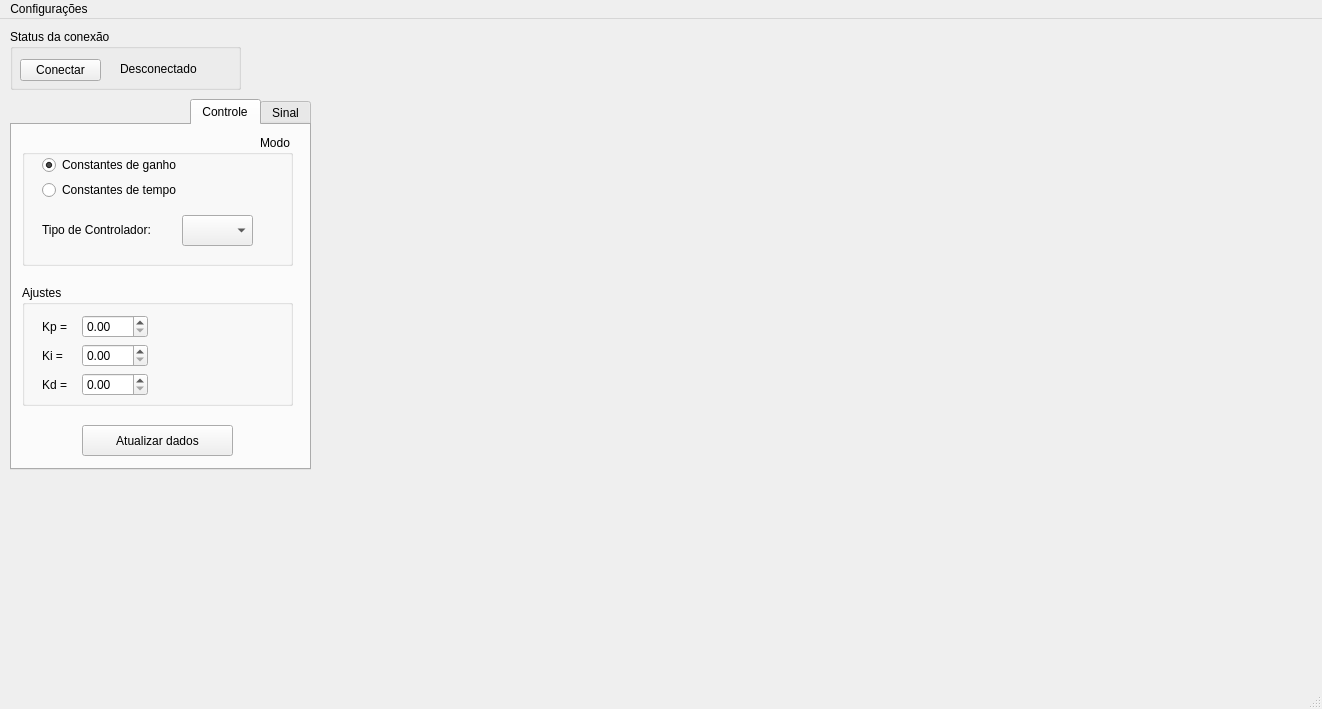
Above: mainwindow.ui from Chechunlong/control before the change. Below: the same form after it.
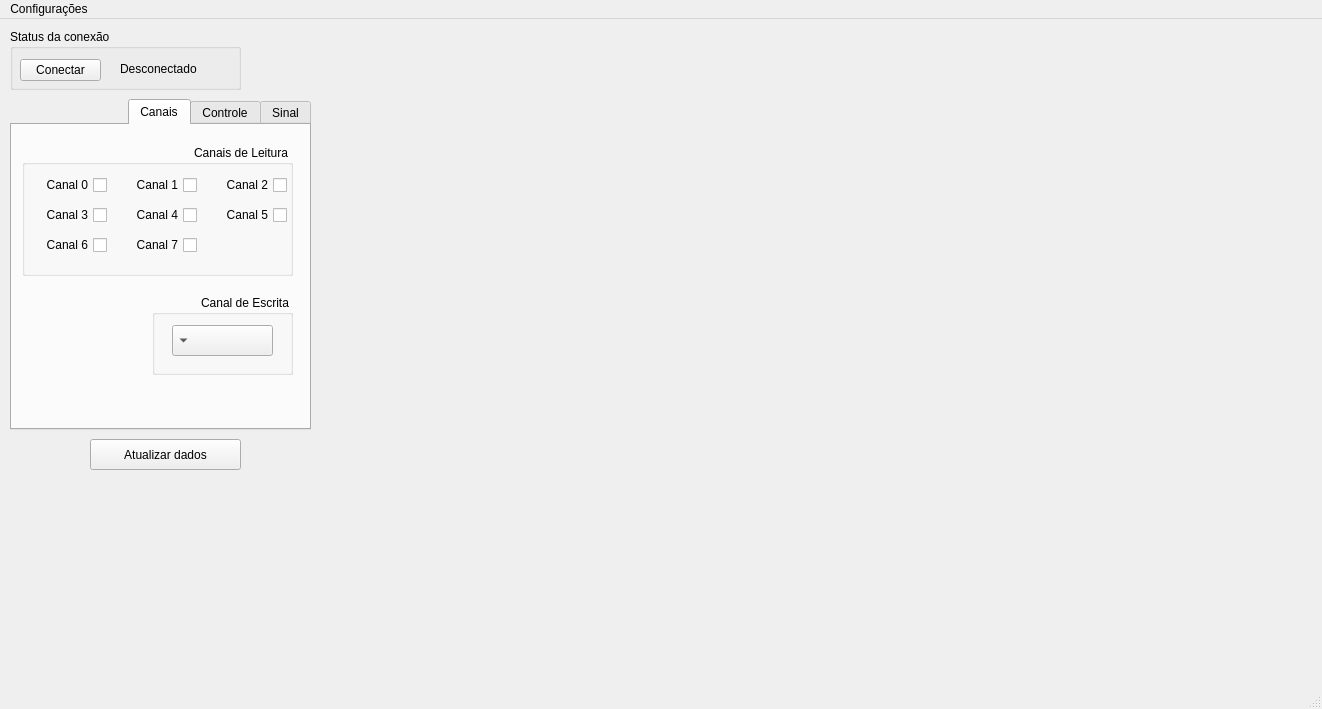
That is the form after the change. Custom widgets are drawn as their Qt base class.

The edit to the form file:
```diff
--- a/mainwindow.ui
+++ b/mainwindow.ui
@@ -131,14 +131,14 @@
       <x>10</x>
       <y>80</y>
       <width>301</width>
-      <height>371</height>
+      <height>331</height>
      </rect>
     </property>
     <property name="layoutDirection">
      <enum>Qt::RightToLeft</enum>
     </property>
     <property name="currentIndex">
-     <number>1</number>
+     <number>2</number>
     </property>
     <widget class="QWidget" name="tab_sinal">
      <attribute name="title">
@@ -338,19 +338,6 @@
        </property>
       </widget>
      </widget>
-     <widget class="QPushButton" name="buttonAtualizar">
-      <property name="geometry">
-       <rect>
-        <x>70</x>
-        <y>300</y>
-        <width>151</width>
-        <height>31</height>
-       </rect>
-      </property>
-      <property name="text">
-       <string>Atualizar dados</string>
-      </property>
-     </widget>
     </widget>
     <widget class="QWidget" name="tab_controle">
      <attribute name="title">
@@ -533,21 +520,166 @@
        </property>
       </widget>
      </widget>
-     <widget class="QPushButton" name="buttonAtualizar2">
+    </widget>
+    <widget class="QWidget" name="tab">
+     <attribute name="title">
+      <string>Canais</string>
+     </attribute>
+     <widget class="QGroupBox" name="gp_canalLeitura">
       <property name="geometry">
        <rect>
-        <x>70</x>
-        <y>300</y>
-        <width>151</width>
-        <height>31</height>
+        <x>10</x>
+        <y>20</y>
+        <width>271</width>
+        <height>131</height>
        </rect>
       </property>
-      <property name="text">
-       <string>Atualizar dados</string>
+      <property name="title">
+       <string>Canais de Leitura</string>
       </property>
+      <widget class="QCheckBox" name="canal_l0">
+       <property name="geometry">
+        <rect>
+         <x>0</x>
+         <y>30</y>
+         <width>85</width>
+         <height>20</height>
+        </rect>
+       </property>
+       <property name="text">
+        <string>Canal 0</string>
+       </property>
+      </widget>
+      <widget class="QCheckBox" name="canal_l1">
+       <property name="geometry">
+        <rect>
+         <x>90</x>
+         <y>30</y>
+         <width>85</width>
+         <height>20</height>
+        </rect>
+       </property>
+       <property name="text">
+        <string>Canal 1</string>
+       </property>
+      </widget>
+      <widget class="QCheckBox" name="canal_l3">
+       <property name="geometry">
+        <rect>
+         <x>0</x>
+         <y>60</y>
+         <width>85</width>
+         <height>20</height>
+        </rect>
+       </property>
+       <property name="text">
+        <string>Canal 3</string>
+       </property>
+      </widget>
+      <widget class="QCheckBox" name="canal_l6">
+       <property name="geometry">
+        <rect>
+         <x>0</x>
+         <y>90</y>
+         <width>85</width>
+         <height>20</height>
+        </rect>
+       </property>
+       <property name="text">
+        <string>Canal 6</string>
+       </property>
+      </widget>
+      <widget class="QCheckBox" name="canal_l4">
+       <property name="geometry">
+        <rect>
+         <x>90</x>
+         <y>60</y>
+         <width>85</width>
+         <height>20</height>
+        </rect>
+       </property>
+       <property name="text">
+        <string>Canal 4</string>
+       </property>
+      </widget>
+      <widget class="QCheckBox" name="canal_l5">
+       <property name="geometry">
+        <rect>
+         <x>180</x>
+         <y>60</y>
+         <width>85</width>
+         <height>20</height>
+        </rect>
+       </property>
+       <property name="text">
+        <string>Canal 5</string>
+       </property>
+      </widget>
+      <widget class="QCheckBox" name="canal_l7">
+       <property name="geometry">
+        <rect>
+         <x>90</x>
+         <y>90</y>
+         <width>85</width>
+         <height>20</height>
+        </rect>
+       </property>
+       <property name="text">
+        <string>Canal 7</string>
+       </property>
+      </widget>
+      <widget class="QCheckBox" name="canal_l2">
+       <property name="geometry">
+        <rect>
+         <x>180</x>
+         <y>30</y>
+         <width>85</width>
+         <height>20</height>
+        </rect>
+       </property>
+       <property name="text">
+        <string>Canal 2</string>
+       </property>
+      </widget>
      </widget>
+     <widget class="QGroupBox" name="gp_canalEscrita">
+      <property name="geometry">
+       <rect>
+        <x>140</x>
+        <y>170</y>
+        <width>141</width>
+        <height>80</height>
+       </rect>
+      </property>
+      <property name="title">
+       <string>Canal de Escrita</string>
+      </property>
+      <widget class="QComboBox" name="cb_canalLeitura">
+       <property name="geometry">
+        <rect>
+         <x>20</x>
+         <y>30</y>
+         <width>101</width>
+         <height>31</height>
+        </rect>
+       </property>
+      </widget>
+     </widget>
     </widget>
    </widget>
+   <widget class="QPushButton" name="buttonAtualizar">
+    <property name="geometry">
+     <rect>
+      <x>90</x>
+      <y>420</y>
+      <width>151</width>
+      <height>31</height>
+     </rect>
+    </property>
+    <property name="text">
+     <string>Atualizar dados</string>
+    </property>
+   </widget>
   </widget>
   <widget class="QStatusBar" name="statusBar"/>
   <widget class="QMenuBar" name="menuBar">
```
